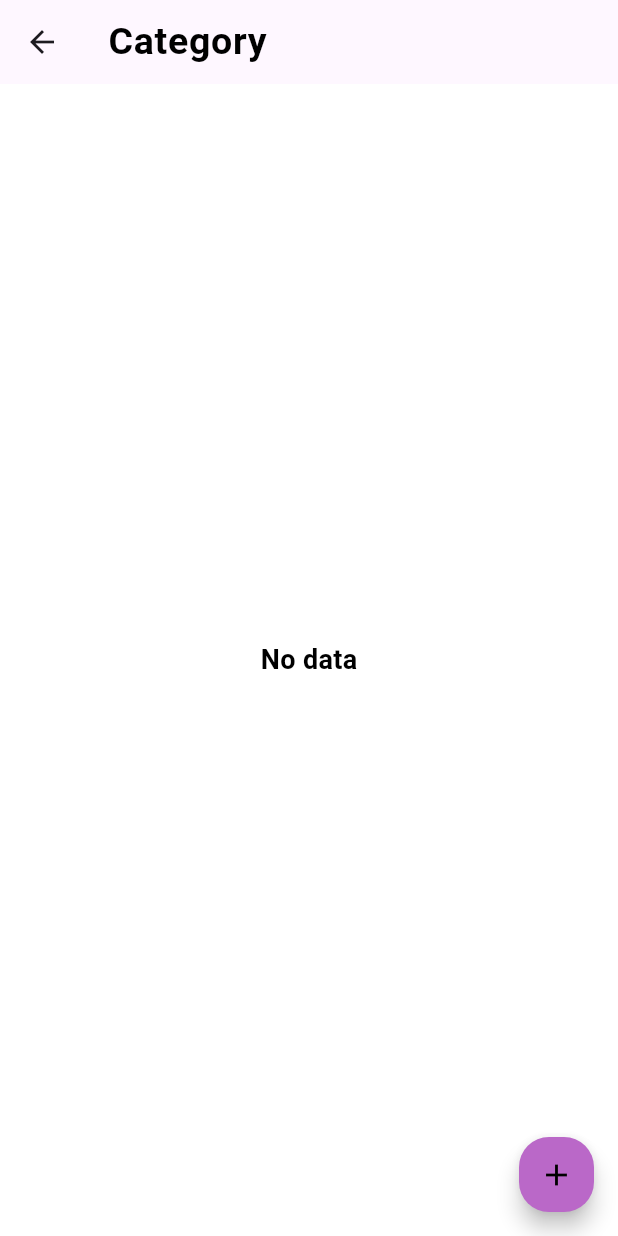
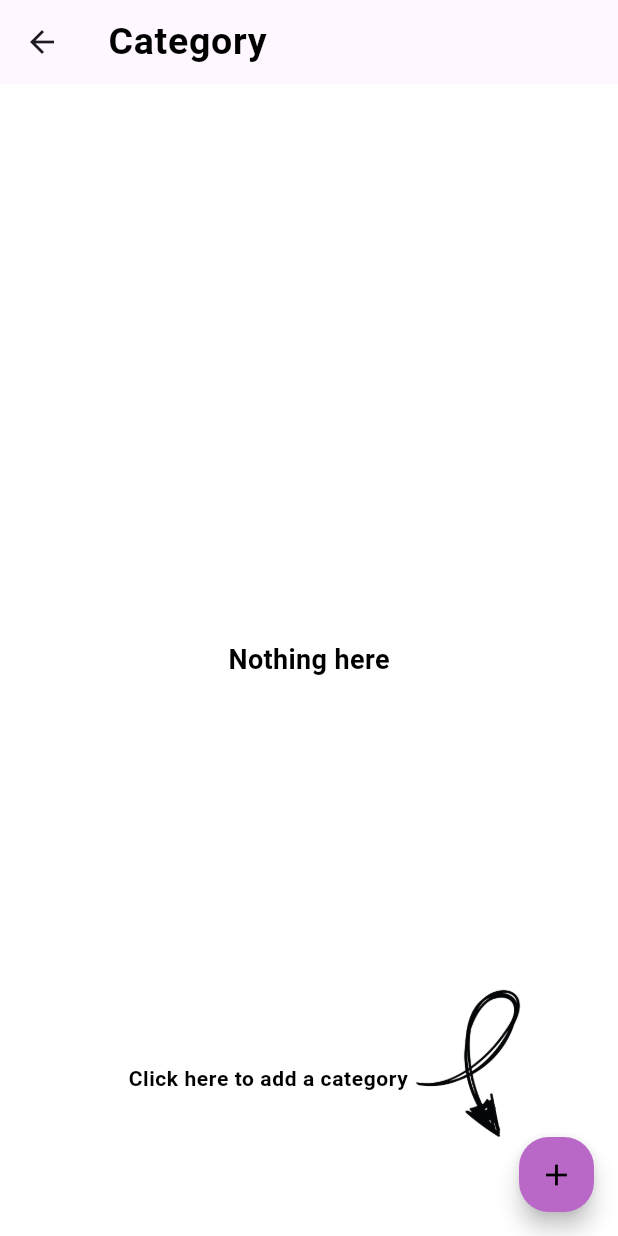
Before and after one commit to Nishadatgit/flutter-budget-tracker, a Flutter app: the CategoryScreen screen opened directly, on a phone screen of 412 x 824 dp. Run offline on Flutter 3.47's test engine with Material 2 defaults, Android fonts, the phone set to English and light mode, and no system bars; our stand-ins replace bloc, delayed_display, flutter_bloc, flutter_slidable, hive, hive_flutter; accounts and stored records are empty.

Commit message:
completed category ui

```diff
--- a/lib/main.dart
+++ b/lib/main.dart
@@ -47,6 +47,7 @@ Widget _buildWithTheme(BuildContext context, state) {
     themeAnimationCurve: Curves.easeIn,
     themeAnimationDuration: const Duration(milliseconds: 300),
     home: const HomeScreen(),
+
   );
 }
 
--- a/lib/screens/category/category_screen.dart
+++ b/lib/screens/category/category_screen.dart
@@ -6,8 +6,11 @@ import 'package:budget_tracker/logic/category/category%20selector/cubit/category
 import 'package:budget_tracker/models/category/category_model.dart';
 import 'package:flutter/material.dart';
 import 'package:flutter_bloc/flutter_bloc.dart';
+import 'package:delayed_display/delayed_display.dart';
+import 'package:flutter_slidable/flutter_slidable.dart';
 
 import 'widgets/category_type_radio_button_widget.dart';
+import 'widgets/no_data_widget.dart';
 
 class CategoryScreen extends StatelessWidget {
   CategoryScreen({super.key});
@@ -30,11 +33,30 @@ class CategoryScreen extends StatelessWidget {
         body: BlocConsumer<CategoryCubit, CategoryState>(
           listener: (context, state) {
             if (state is CategoryDeletedState) {
-              ScaffoldMessenger.of(context)
-                  .showSnackBar(const SnackBar(content: Text("Item deleted")));
+              ScaffoldMessenger.of(context).showSnackBar(
+                const SnackBar(
+                  shape: RoundedRectangleBorder(
+                    borderRadius: BorderRadius.all(
+                      Radius.circular(10),
+                    ),
+                  ),
+                  backgroundColor: Colors.red,
+                  duration: Duration(seconds: 1),
+                  content: Text("Item deleted"),
+                ),
+              );
             } else if (state is CategoryDeleteErrorState) {
-              ScaffoldMessenger.of(context)
-                  .showSnackBar(SnackBar(content: Text(state.message)));
+              ScaffoldMessenger.of(context).showSnackBar(
+                SnackBar(
+                  shape: const RoundedRectangleBorder(
+                    borderRadius: BorderRadius.all(
+                      Radius.circular(10),
+                    ),
+                  ),
+                  duration: const Duration(seconds: 1),
+                  content: Text(state.message),
+                ),
+              );
             }
           },
           builder: (context, state) {
@@ -42,7 +64,7 @@ class CategoryScreen extends StatelessWidget {
               return const Center(child: CircularProgressIndicator());
             } else if (state is NoCategoriesState) {
               return const Center(
-                child: Text("No data"),
+                child: NoDataWidget(),
               );
             } else if (state is CategoriesLoadedState) {
               return Padding(
@@ -54,22 +76,17 @@ class CategoryScreen extends StatelessWidget {
                       final category = state.categories[index];
                       return Padding(
                         padding: const EdgeInsets.symmetric(vertical: 10),
-                        child: Container(
-                          padding: const EdgeInsets.symmetric(horizontal: 20),
-                          alignment: Alignment.center,
-                          decoration: BoxDecoration(
-                              color: Theme.of(context)
-                                  .primaryColor
-                                  .withOpacity(0.2),
-                              borderRadius: BorderRadius.circular(10)),
-                          height: 50,
-                          child: Row(
-                            mainAxisAlignment: MainAxisAlignment.start,
+                        child: DelayedDisplay(
+                          slidingBeginOffset: const Offset(0.0, 0.5),
+                          fadingDuration: const Duration(milliseconds: 500),
+                          child: Slidable(
+                            closeOnScroll: true,
+                            endActionPane: ActionPane(
+                                motion: const DrawerMotion(),
+                                openThreshold: 0.5,
                                 children: [
-                              Text(category.name.toUpperCase()),
-                              const Spacer(),
-                              IconButton(
-                                onPressed: () {
+                                  SlidableAction(
+                                      onPressed: (ctx) {
                                         categoryNameEditController.text =
                                             category.name;
                                         BlocProvider.of<CategorySelectorCubit>(
@@ -78,23 +95,51 @@ class CategoryScreen extends StatelessWidget {
                                         showEditCategoryBottomSheet(
                                             context, category.id);
                                       },
-                                icon:
-                                    const Icon(Icons.edit, color: Colors.blue),
-                              ),
-                              IconButton(
-                                onPressed: () {
+                                      backgroundColor: Colors.transparent,
+                                      foregroundColor: Colors.blue,
+                                      icon: Icons.edit),
+                                  SlidableAction(
+                                    onPressed: (context) {
                                       final newCategory = CategoryModel(
                                           categoryType: category.categoryType,
                                           name: category.name,
                                           isDeleted: true,
                                           id: category.id);
                                       BlocProvider.of<CategoryCubit>(context)
-                                      .deleteCategory(category.id, newCategory);
+                                          .deleteCategory(
+                                              category.id, newCategory);
                                     },
-                                icon:
-                                    const Icon(Icons.delete, color: Colors.red),
+                                    icon: Icons.delete,
+                                    backgroundColor: Colors.transparent,
+                                    foregroundColor: Colors.red,
                                   )
+                                ]),
+                            child: Container(
+                              padding:
+                                  const EdgeInsets.symmetric(horizontal: 20),
+                              alignment: Alignment.center,
+                              decoration: BoxDecoration(
+                                color: Theme.of(context)
+                                    .primaryColor
+                                    .withOpacity(0.2),
+                                borderRadius: BorderRadius.circular(10),
+                                border: Border.all(
+                                    width: 2,
+                                    style: BorderStyle.solid,
+                                    color: category.categoryType ==
+                                            CategoryType.income
+                                        ? Colors.green[300]!.withOpacity(0.8)
+                                        : Colors.red[300]!.withOpacity(0.8)),
+                              ),
+                              height: 50,
+                              child: Row(
+                                mainAxisAlignment: MainAxisAlignment.start,
+                                children: [
+                                  Text(category.name.toUpperCase()),
+                                  const Spacer(),
                                 ],
+                              ),
+                            ),
                           ),
                         ),
                       );
@@ -114,7 +159,7 @@ class CategoryScreen extends StatelessWidget {
           height: 50,
           child: FloatingActionButton(
               backgroundColor: Theme.of(context).primaryColor,
-              onPressed: () {
+              onPressed: () async {
                 showAddCategoryBottomSheet(context);
               },
               shape: RoundedRectangleBorder(
@@ -156,6 +201,7 @@ class CategoryScreen extends StatelessWidget {
                   SizedBox(
                     width: 200,
                     child: TextField(
+                      autofocus: true,
                       controller: categoryNameController,
                       textCapitalization: TextCapitalization.characters,
                       maxLines: 1,
@@ -197,7 +243,7 @@ class CategoryScreen extends StatelessWidget {
                           BlocProvider.of<CategorySelectorCubit>(context).state;
                       if (categoryNameController.text.isNotEmpty) {
                         final CategoryModel categoryModel = CategoryModel(
-                            name: categoryNameController.text,
+                            name: categoryNameController.text.toLowerCase(),
                             id: DateTime.now()
                                 .millisecondsSinceEpoch
                                 .toString(),
@@ -290,7 +336,7 @@ class CategoryScreen extends StatelessWidget {
                           BlocProvider.of<CategorySelectorCubit>(context).state;
                       if (categoryNameEditController.text.isNotEmpty) {
                         final CategoryModel categoryModel = CategoryModel(
-                            name: categoryNameEditController.text,
+                            name: categoryNameEditController.text.toLowerCase(),
                             id: id,
                             categoryType: selectedCategoryType);
                         await CategoryDb().insertCategory(categoryModel);
@@ -302,7 +348,7 @@ class CategoryScreen extends StatelessWidget {
                         return;
                       }
                     },
-                    child: const Text("Add"),
+                    child: const Text("Edit"),
                   )
                 ],
               )
--- /dev/null
+++ b/lib/screens/category/widgets/no_data_widget.dart
@@ -0,0 +1,34 @@
+import 'package:flutter/material.dart';
+
+class NoDataWidget extends StatelessWidget {
+  const NoDataWidget({super.key});
+
+  @override
+  Widget build(BuildContext context) {
+    return Stack(
+      alignment: Alignment.center,
+      children: [
+        const Center(child: Text("Nothing here")),
+        Positioned(
+            bottom: 95,
+            right: 140,
+            child: Text(
+              "Click here to add a category",
+              style: Theme.of(context)
+                  .textTheme
+                  .bodySmall!
+                  .copyWith(fontSize: 14, fontWeight: FontWeight.bold),
+            )),
+        Positioned(
+          bottom: 40,
+          right: 50,
+          child: Image.asset(
+            "assets/images/arrow.png",
+            height: 150,
+            width: 100,
+          ),
+        )
+      ],
+    );
+  }
+}
--- a/lib/screens/home/home_screen.dart
+++ b/lib/screens/home/home_screen.dart
@@ -1,3 +1,4 @@
+import 'package:budget_tracker/db/category_db/category_db.dart';
 import 'package:budget_tracker/logic/theme/theme_cubit.dart';
 import 'package:budget_tracker/screens/category/category_screen.dart';
 import 'package:budget_tracker/screens/home/widgets/card_info_widget.dart';
@@ -170,7 +171,9 @@ class _HomeScreenState extends State<HomeScreen>
               height: value != true ? 50 : 0,
               child: FloatingActionButton(
                 backgroundColor: Theme.of(context).primaryColor,
-                onPressed: () {},
+                onPressed: () {
+                  //CategoryDb().clearBox();
+                },
                 shape: RoundedRectangleBorder(
                   borderRadius: BorderRadius.circular(20),
                 ),
--- a/pubspec.yaml
+++ b/pubspec.yaml
@@ -21,6 +21,8 @@ dependencies:
   hive: ^2.2.3
   hive_flutter: ^1.1.0
   flutter_bloc: ^8.1.1
+  delayed_display: ^2.0.0
+  flutter_slidable: ^2.0.0
 
 dev_dependencies:
   flutter_test:
```
Also changed, not shown: lib/db/category_db/category_db.dart (+7 -5 lines), assets/images/arrow.png (added), pubspec.lock. Lines whose indentation alone changed are shown as unchanged.
